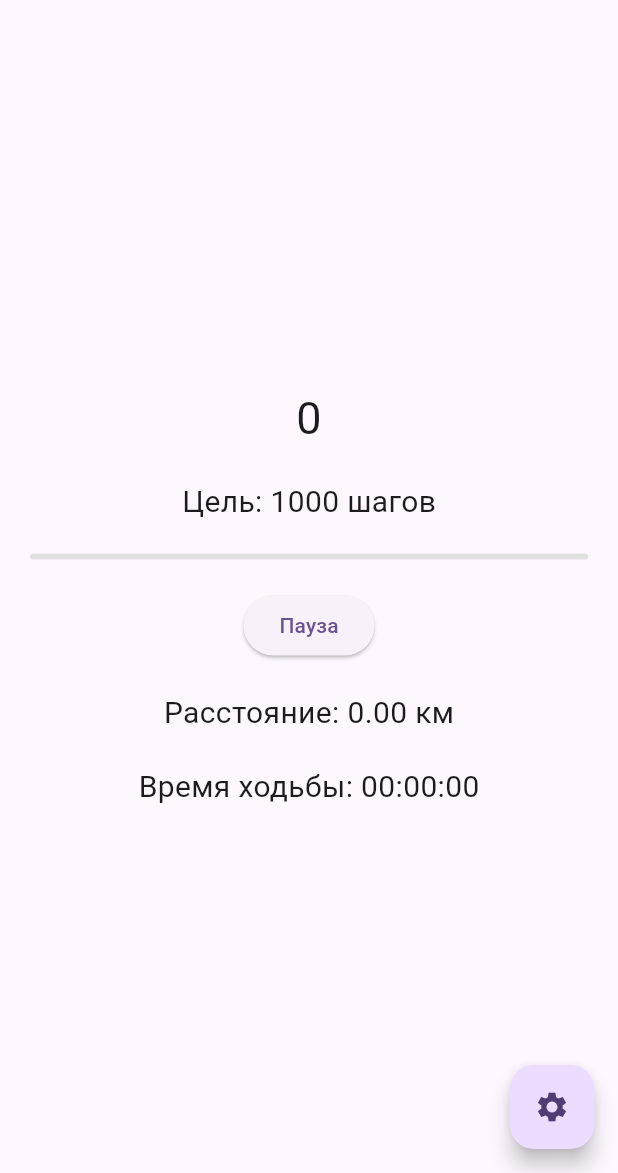
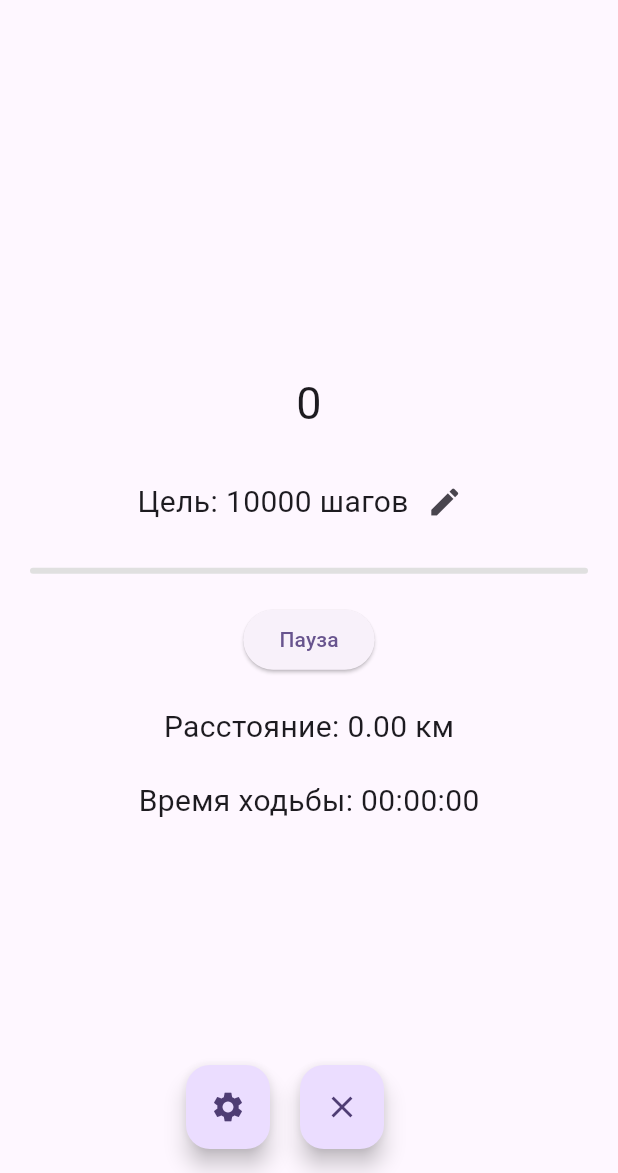
Before and after one commit to VeronikaTsitser/stepper, a Flutter app: the screen it shows after launch, on a phone screen of 412 x 824 dp, the part 63-1236 px from its top. Run offline on Flutter 3.47's test engine with Material 3 defaults, Android fonts, the phone set to English and light mode, and no system bars; our stand-ins replace flutter_bloc, freezed_annotation, pedometer, permission_handler, shared_preferences.

Commit message:
add editing step goal

```diff
--- a/lib/features/stepper/logic/user_characteristics_notifier.dart
+++ b/lib/features/stepper/logic/user_characteristics_notifier.dart
@@ -4,7 +4,8 @@ import 'package:flutter/material.dart';
 import 'package:shared_preferences/shared_preferences.dart';
 
 class HumanCharacteristicsNotifier extends ChangeNotifier {
-  late int _userHeight;
+  int _userHeight = 170;
+  int _stepGoal = 10000;
   late SharedPreferences _preferences;
   bool isInitialized = false;
 
@@ -15,8 +16,19 @@ class HumanCharacteristicsNotifier extends ChangeNotifier {
   void _init() async {
     _preferences = await SharedPreferences.getInstance();
     _userHeight = _preferences.getInt('userHeight') ?? 170;
+    _stepGoal = _preferences.getInt('stepGoal') ?? 10000;
     isInitialized = true;
     notifyListeners();
+  }
+
+  void setStepGoal(int goal) {
+    _stepGoal = goal;
+    _preferences.setInt('stepGoal', goal);
+    notifyListeners();
+  }
+
+  int getStepGoal() {
+    return _stepGoal;
   }
 
   void setUserHeight(int height) {
--- a/lib/features/stepper/presentation/stepper_home_screen.dart
+++ b/lib/features/stepper/presentation/stepper_home_screen.dart
@@ -5,6 +5,7 @@ import 'package:flutter/material.dart';
 import 'package:flutter_bloc/flutter_bloc.dart';
 import 'package:pedometer/pedometer.dart';
 import 'package:permission_handler/permission_handler.dart';
+import 'package:shared_preferences/shared_preferences.dart';
 import 'package:stepper/features/stepper/domain/models/step_model.dart';
 import 'package:stepper/features/stepper/logic/bloc/stepper_bloc.dart';
 import 'package:stepper/features/stepper/logic/user_characteristics_notifier.dart';
@@ -24,21 +25,29 @@ class StepperHomeScreen extends StatefulWidget {
 }
 
 class _StepperHomeScreenState extends State<StepperHomeScreen> {
-  final int _stepGoal = 1000; // Цель по шагам
   StreamSubscription<StepCount>? _subscription;
   bool isInitialized = false;
 
   @override
   Widget build(BuildContext context) {
     return Scaffold(
-      floatingActionButton: FloatingActionButton(
-        onPressed: () => showHeightDialog(context)
-            .then((value) => context.read<HumanCharacteristicsNotifier>().setUserHeight(value)),
-        //     () async {
-        //   final prefs = await SharedPreferences.getInstance();
-        //   prefs.clear();
-        // },
-        child: const Icon(Icons.settings),
+      floatingActionButton: Row(
+        mainAxisAlignment: MainAxisAlignment.center,
+        children: [
+          FloatingActionButton(
+            onPressed: () => showHeightDialog(context)
+                .then((value) => context.read<HumanCharacteristicsNotifier>().setUserHeight(value)),
+            child: const Icon(Icons.settings),
+          ),
+          const SizedBox(width: 20),
+          FloatingActionButton(
+            onPressed: () async {
+              final prefs = await SharedPreferences.getInstance();
+              prefs.clear();
+            },
+            child: const Icon(Icons.clear),
+          ),
+        ],
       ),
       appBar: AppBar(
         title: const Text('My Stepper'),
@@ -60,9 +69,9 @@ class _StepperHomeScreenState extends State<StepperHomeScreen> {
                     children: [
                       CurrentStepsValueWidget(steps: steps),
                       const SizedBox(height: 20),
-                      StepGoalWidget(stepGoal: _stepGoal),
+                      const StepGoalWidget(),
                       const SizedBox(height: 20),
-                      StepsProgressIndicator(steps: steps, stepGoal: _stepGoal),
+                      StepsProgressIndicator(steps: steps),
                       const SizedBox(height: 20),
                       StartPauseButton(snapshot: snapshot),
                       const SizedBox(height: 20),
--- a/lib/features/stepper/presentation/widgets/distance_widget.dart
+++ b/lib/features/stepper/presentation/widgets/distance_widget.dart
@@ -21,13 +21,9 @@ class _DistanceWidgetState extends State<DistanceWidget> {
   }
 
   String calculateDistance(int steps) {
-    if (context.watch<HumanCharacteristicsNotifier>().isInitialized) {
-      final stepLength = context.watch<HumanCharacteristicsNotifier>().calculateStepLength();
-
-      final distance = (steps * stepLength) / 1000;
-      log('Distance: $distance');
-      return distance.toStringAsFixed(2);
-    }
-    return '';
+    final stepLength = context.watch<HumanCharacteristicsNotifier>().calculateStepLength();
+    final distance = (steps * stepLength) / 1000;
+    log('Distance: $distance');
+    return distance.toStringAsFixed(2);
   }
 }
--- a/lib/features/stepper/presentation/widgets/step_goal_widget.dart
+++ b/lib/features/stepper/presentation/widgets/step_goal_widget.dart
@@ -1,15 +1,23 @@
 import 'package:flutter/material.dart';
+import 'package:flutter_bloc/flutter_bloc.dart';
+import 'package:stepper/features/stepper/logic/user_characteristics_notifier.dart';
+import 'package:stepper/features/stepper/presentation/components/pop_ups.dart';
 
 class StepGoalWidget extends StatelessWidget {
-  const StepGoalWidget({
-    super.key,
-    required this.stepGoal,
-  });
-
-  final int stepGoal;
+  const StepGoalWidget({super.key});
 
   @override
   Widget build(BuildContext context) {
-    return Text('Цель: $stepGoal шагов', style: const TextStyle(fontSize: 20));
+    int stepGoal = context.watch<HumanCharacteristicsNotifier>().getStepGoal();
+    return Row(
+      mainAxisAlignment: MainAxisAlignment.center,
+      children: [
+        Text('Цель: $stepGoal шагов', style: const TextStyle(fontSize: 20)),
+        IconButton(
+            onPressed: () => showStepGoalDialog(context)
+                .then((value) => context.read<HumanCharacteristicsNotifier>().setStepGoal(value)),
+            icon: const Icon(Icons.edit)),
+      ],
+    );
   }
 }
--- a/lib/features/stepper/presentation/widgets/steps_progress_indicator.dart
+++ b/lib/features/stepper/presentation/widgets/steps_progress_indicator.dart
@@ -1,21 +1,18 @@
 import 'package:flutter/material.dart';
+import 'package:flutter_bloc/flutter_bloc.dart';
+import 'package:stepper/features/stepper/logic/user_characteristics_notifier.dart';
 
 class StepsProgressIndicator extends StatelessWidget {
-  const StepsProgressIndicator({
-    super.key,
-    required this.steps,
-    required int stepGoal,
-  }) : _stepGoal = stepGoal;
-
+  const StepsProgressIndicator({super.key, required this.steps});
   final int steps;
-  final int _stepGoal;
 
   @override
   Widget build(BuildContext context) {
+    int stepGoal = context.watch<HumanCharacteristicsNotifier>().getStepGoal();
     return Padding(
       padding: const EdgeInsets.symmetric(horizontal: 20),
       child: LinearProgressIndicator(
-        value: steps / _stepGoal,
+        value: steps / stepGoal,
         backgroundColor: Colors.grey[300],
         borderRadius: BorderRadius.circular(10),
         valueColor: const AlwaysStoppedAnimation<Color>(Colors.green),
```
Also changed, not shown: lib/features/stepper/presentation/components/pop_ups.dart (+52 -18 lines).
